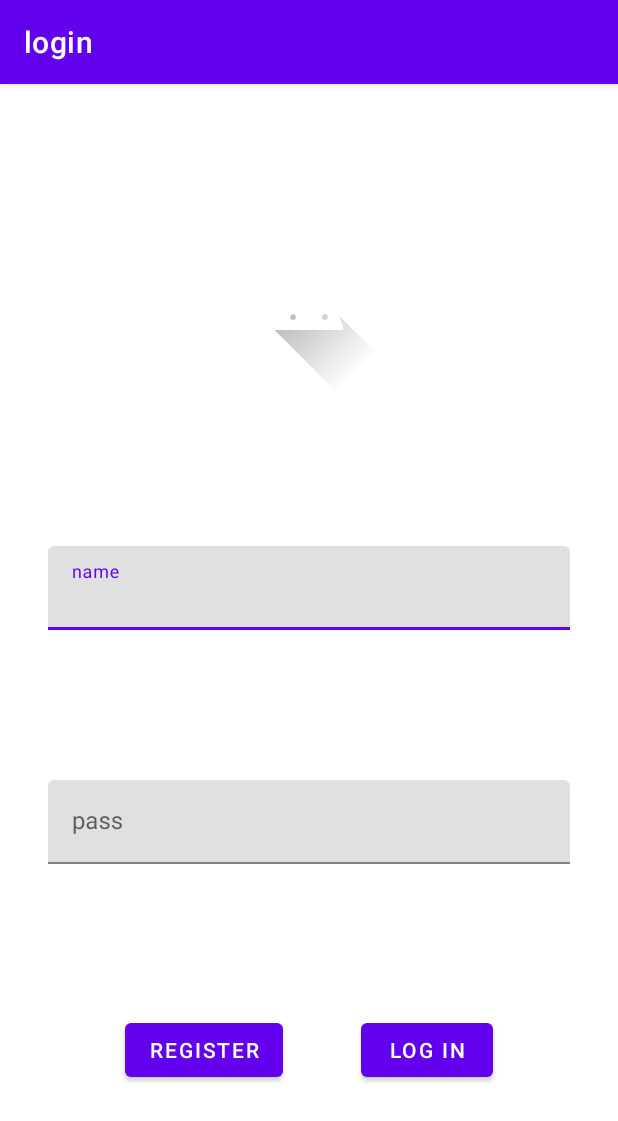
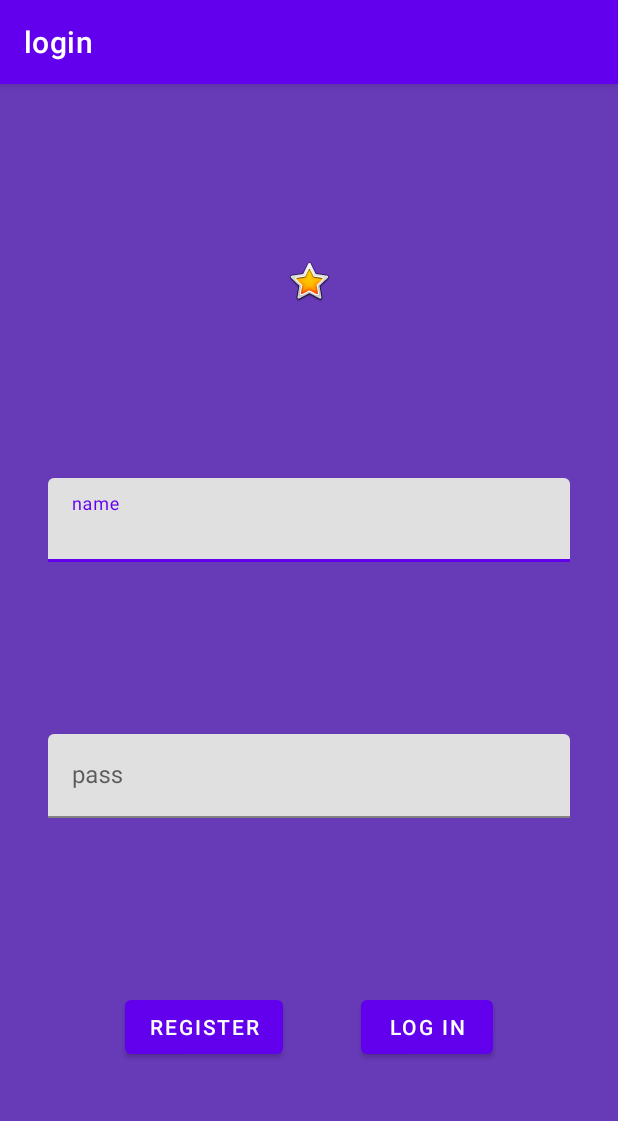
Before and after one commit to ajgarciarias10/DIVINANDO, an Android app: the screen it shows after launch (MainActivity), on a phone screen of 412 x 824 dp. Shown: the top 1121 px of the screen. Run offline under Robolectric (Android 15) with nearby library versions, the phone set to English and light mode, and no system bars.

Commit message:
Osorio prueba

```diff
--- a/login/app/src/main/res/layout/activity_main.xml
+++ b/login/app/src/main/res/layout/activity_main.xml
@@ -4,6 +4,7 @@
     xmlns:tools="http://schemas.android.com/tools"
     android:layout_width="match_parent"
     android:layout_height="match_parent"
+    android:background="#673AB7"
     tools:context=".MainActivity">
 
     <ImageView
@@ -19,7 +20,7 @@
         app:layout_constraintStart_toStartOf="parent"
         app:layout_constraintTop_toTopOf="parent"
         app:layout_constraintWidth_max="420dp"
-        app:srcCompat="@drawable/ic_launcher_foreground"
+        app:srcCompat="@android:drawable/btn_star_big_on"
         tools:ignore="ImageContrastCheck" />
 
     <com.google.android.material.textfield.TextInputLayout
```
